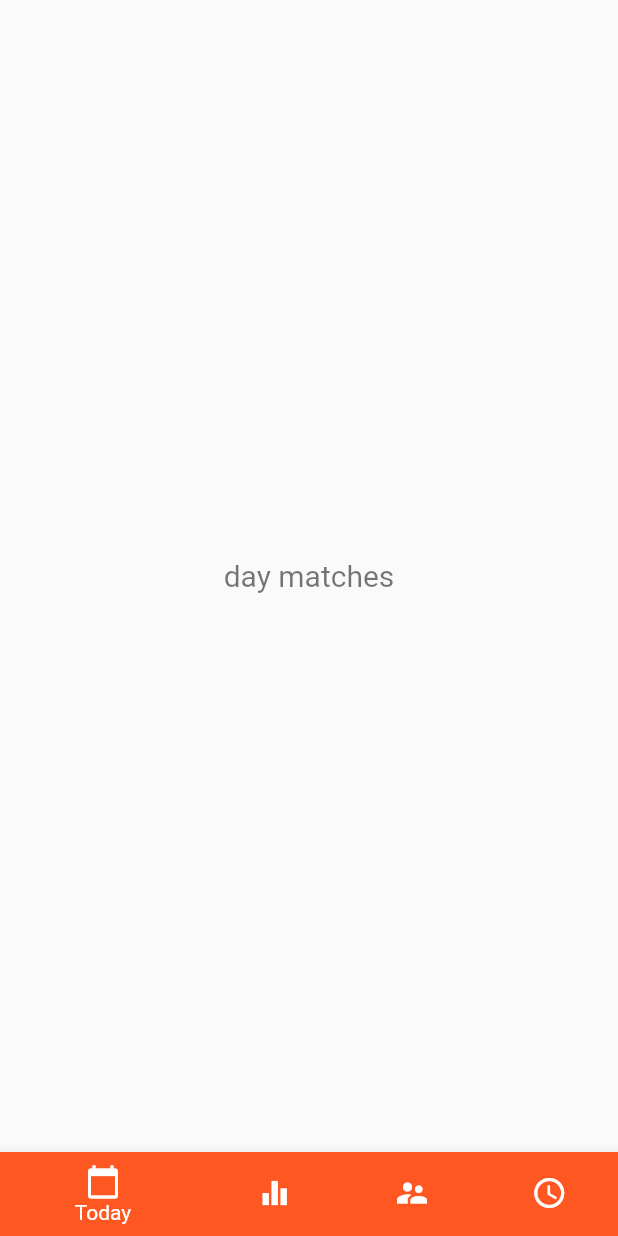
After one commit to wmfadel/KickStart, a Flutter app: the LeagueDetailsScreen screen opened by its route, on a phone screen of 412 x 824 dp. The commit adds this screen. Run offline on Flutter 3.47's test engine with Material 2 defaults, Android fonts, the phone set to English and light mode, and no system bars; our stand-ins replace flare_flutter, flutter_svg; statements that could not run were skipped.

Commit message:
getting standings from api added bottom navbar with its pages to league details screen

```diff
--- a/lib/main.dart
+++ b/lib/main.dart
@@ -1,4 +1,5 @@
 import 'package:flutter/material.dart';
+import 'package:kick_start/providers/standings_provider.dart';
 import 'package:kick_start/screens/league_details_screen.dart';
 import 'package:provider/provider.dart';
 
@@ -17,6 +18,7 @@ void main() {
 class App extends StatelessWidget {
   final CountriesProvider _countriesProvider = CountriesProvider();
   final LeaguesProvider _leaguesProvider = LeaguesProvider();
+  final StandingsProvider _standingsProvider = StandingsProvider();
 
   @override
   Widget build(BuildContext context) {
@@ -27,6 +29,9 @@ class App extends StatelessWidget {
         ),
         ChangeNotifierProvider(
           builder: (_) => _leaguesProvider,
+        ),
+        ChangeNotifierProvider(
+          builder: (_) => _standingsProvider,
         ),
       ],
       child: MaterialApp(
--- /dev/null
+++ b/lib/models/standings.dart
@@ -0,0 +1,107 @@
+class Standings {
+  int rank;
+  int teamId;
+  String teamName;
+  String logo;
+  String group;
+  String forme;
+  String description;
+  All all;
+  All home;
+  All away;
+  int goalsDiff;
+  int points;
+  String lastUpdate;
+
+  Standings(
+      {this.rank,
+        this.teamId,
+        this.teamName,
+        this.logo,
+        this.group,
+        this.forme,
+        this.description,
+        this.all,
+        this.home,
+        this.away,
+        this.goalsDiff,
+        this.points,
+        this.lastUpdate});
+
+  Standings.fromJson(Map<String, dynamic> json) {
+    rank = json['rank'];
+    teamId = json['team_id'];
+    teamName = json['teamName'];
+    logo = json['logo'];
+    group = json['group'];
+    forme = json['forme'];
+    description = json['description'];
+    all = json['all'] != null ? new All.fromJson(json['all']) : null;
+    home = json['home'] != null ? new All.fromJson(json['home']) : null;
+    away = json['away'] != null ? new All.fromJson(json['away']) : null;
+    goalsDiff = json['goalsDiff'];
+    points = json['points'];
+    lastUpdate = json['lastUpdate'];
+  }
+
+  Map<String, dynamic> toJson() {
+    final Map<String, dynamic> data = new Map<String, dynamic>();
+    data['rank'] = this.rank;
+    data['team_id'] = this.teamId;
+    data['teamName'] = this.teamName;
+    data['logo'] = this.logo;
+    data['group'] = this.group;
+    data['forme'] = this.forme;
+    data['description'] = this.description;
+    if (this.all != null) {
+      data['all'] = this.all.toJson();
+    }
+    if (this.home != null) {
+      data['home'] = this.home.toJson();
+    }
+    if (this.away != null) {
+      data['away'] = this.away.toJson();
+    }
+    data['goalsDiff'] = this.goalsDiff;
+    data['points'] = this.points;
+    data['lastUpdate'] = this.lastUpdate;
+    return data;
+  }
+}
+
+class All {
+  int matchsPlayed;
+  int win;
+  int draw;
+  int lose;
+  int goalsFor;
+  int goalsAgainst;
+
+  All(
+      {this.matchsPlayed,
+        this.win,
+        this.draw,
+        this.lose,
+        this.goalsFor,
+        this.goalsAgainst});
+
+  All.fromJson(Map<String, dynamic> json) {
+    matchsPlayed = json['matchsPlayed'];
+    win = json['win'];
+    draw = json['draw'];
+    lose = json['lose'];
+    goalsFor = json['goalsFor'];
+    goalsAgainst = json['goalsAgainst'];
+  }
+
+  Map<String, dynamic> toJson() {
+    final Map<String, dynamic> data = new Map<String, dynamic>();
+    data['matchsPlayed'] = this.matchsPlayed;
+    data['win'] = this.win;
+    data['draw'] = this.draw;
+    data['lose'] = this.lose;
+    data['goalsFor'] = this.goalsFor;
+    data['goalsAgainst'] = this.goalsAgainst;
+    return data;
+  }
+}
--- /dev/null
+++ b/lib/providers/standings_provider.dart
@@ -0,0 +1,32 @@
+import 'dart:convert';
+import 'package:flutter/foundation.dart';
+import 'package:http/http.dart' as http;
+import 'package:kick_start/environment.dart';
+import '../models/standings.dart';
+
+class StandingsProvider with ChangeNotifier {
+  List<Standings> _standings = [];
+  int _currentTeam=0;
+
+  List<Standings> get standings => [..._standings];
+  int get currentTeam => _currentTeam;
+
+  Future<bool> fetchStandingsForLeague(int leagueId) async {
+   if(_currentTeam == leagueId) return true;
+    _currentTeam = leagueId;
+    http.Response response = await http.get(
+        '${Environment.standingsUrl}/$leagueId',
+        headers: Environment.requestHeaders);
+    print('standings url: ${Environment.standingsUrl}/$leagueId');
+    print('standings response ${response.body.toString()}');
+    Map<String, dynamic> res = json.decode(response.body);
+
+    if (res['api']['results'] < 1) return false;
+
+    for (var item in res['api']['standings'][0]) {
+      _standings.add(Standings.fromJson(item));
+    }
+    print('standings: ${_standings[0].teamName}');
+    return true;
+  }
+}
--- /dev/null
+++ b/lib/screens/league_day_matches_screen.dart
@@ -0,0 +1,17 @@
+import 'package:flutter/material.dart';
+
+class LeagueDayMatchesScreen extends StatefulWidget {
+
+  final Key key;
+  LeagueDayMatchesScreen(this.key) : super(key: key);
+
+  @override
+  _LeagueDayMatchesScreenState createState() => _LeagueDayMatchesScreenState();
+}
+
+class _LeagueDayMatchesScreenState extends State<LeagueDayMatchesScreen> {
+  @override
+  Widget build(BuildContext context) {
+    return Center(child: Text('day matches'),);
+  }
+}
--- a/lib/screens/league_details_screen.dart
+++ b/lib/screens/league_details_screen.dart
@@ -1,7 +1,8 @@
 import 'package:flutter/material.dart';
-import 'package:kick_start/models/league.dart';
-import 'package:kick_start/providers/leagues_provider.dart';
-import 'package:provider/provider.dart';
+import './league_day_matches_screen.dart';
+import './league_ranking_screen.dart';
+import './league_table_screen.dart';
+import './league_top_scorers_screen.dart';
 
 class LeagueDetailsScreen extends StatefulWidget {
   static final String routeName = '/leaguedetailsscreen';
@@ -11,22 +12,65 @@ class LeagueDetailsScreen extends StatefulWidget {
 }
 
 class _LeagueDetailsScreenState extends State<LeagueDetailsScreen> {
-  LeaguesProvider _leaguesProvider;
-  League _league;
+  final PageStorageKey keyOne = PageStorageKey('leaguDayMatches');
+  final PageStorageKey keyTwo = PageStorageKey('leagueRanking');
+  final PageStorageKey keyThree = PageStorageKey('leagueTopScorers');
+  final PageStorageKey keyFour = PageStorageKey('leagueTable');
+  final PageStorageBucket storageBucket = PageStorageBucket();
+  int _navigationIndex = 0;
+  Widget currentPage;
+  LeagueDayMatchesScreen dayMatchesScreen;
+  LeagueRankingScreen rankingScreen;
+  LeagueTopScorersScreen topScorersScreen;
+  LeagueTableScreen tableScreen;
+  List<Widget> pages;
 
   @override
-  void didChangeDependencies() {
-    super.didChangeDependencies();
-    _leaguesProvider = Provider.of<LeaguesProvider>(context);
-    _league = _leaguesProvider
-        .getLeagueById(ModalRoute.of(context).settings.arguments as int);
+  void initState() {
+    super.initState();
+    dayMatchesScreen = LeagueDayMatchesScreen(keyOne);
+    rankingScreen = LeagueRankingScreen(keyTwo);
+    topScorersScreen = LeagueTopScorersScreen(keyThree);
+    tableScreen = LeagueTableScreen(keyFour);
+    pages = [dayMatchesScreen, rankingScreen, topScorersScreen, tableScreen];
+    currentPage = pages[_navigationIndex];
   }
 
   @override
   Widget build(BuildContext context) {
     return Scaffold(
-      body: Center(
-        child: Text(_league.name),
+      body: PageStorage(
+        bucket: storageBucket,
+        child: currentPage,
+      ),
+      bottomNavigationBar: BottomNavigationBar(
+        items: [
+          BottomNavigationBarItem(
+              backgroundColor: Colors.deepOrange,
+              icon: Icon(Icons.calendar_today),
+              title: Text('Today')),
+          BottomNavigationBarItem(
+              backgroundColor: Colors.deepOrange,
+              icon: Icon(Icons.equalizer),
+              title: Text('Ranking')),
+          BottomNavigationBarItem(
+            backgroundColor: Colors.deepOrange,
+            icon: Icon(Icons.supervisor_account),
+            title: Text('top scorers'),
+          ),
+          BottomNavigationBarItem(
+            backgroundColor: Colors.deepOrange,
+            icon: Icon(Icons.schedule),
+            title: Text('table'),
+          ),
+        ],
+        currentIndex: _navigationIndex,
+        onTap: (value) {
+          setState(() {
+            _navigationIndex = value;
+            currentPage = pages[_navigationIndex];
+          });
+        },
       ),
     );
   }
```
Also changed, not shown: lib/screens/league_ranking_screen.dart (added, +38 -0 lines), lib/screens/league_table_screen.dart (added, +19 -0 lines), lib/screens/league_top_scorers_screen.dart (added, +17 -0 lines).
